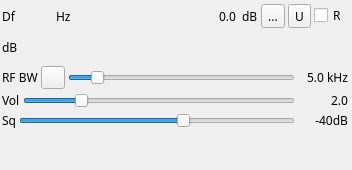
Above: plugins/channelrx/demodam/amdemodgui.ui from f4exb/sdrangel before the change. Below: the same form after it.
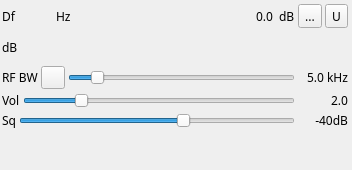
That is the form after the change. Icons and pictures are not drawn. Custom widgets are drawn as their Qt base class.

```diff
--- a/plugins/channelrx/demodam/amdemodgui.ui
+++ b/plugins/channelrx/demodam/amdemodgui.ui
@@ -190,16 +190,6 @@
         </property>
        </widget>
       </item>
-      <item>
-       <widget class="QCheckBox" name="useRTP">
-        <property name="toolTip">
-         <string>Use RTP protocol for audio copy to UDP</string>
-        </property>
-        <property name="text">
-         <string>R</string>
-        </property>
-       </widget>
-      </item>
      </layout>
     </item>
     <item>
```
